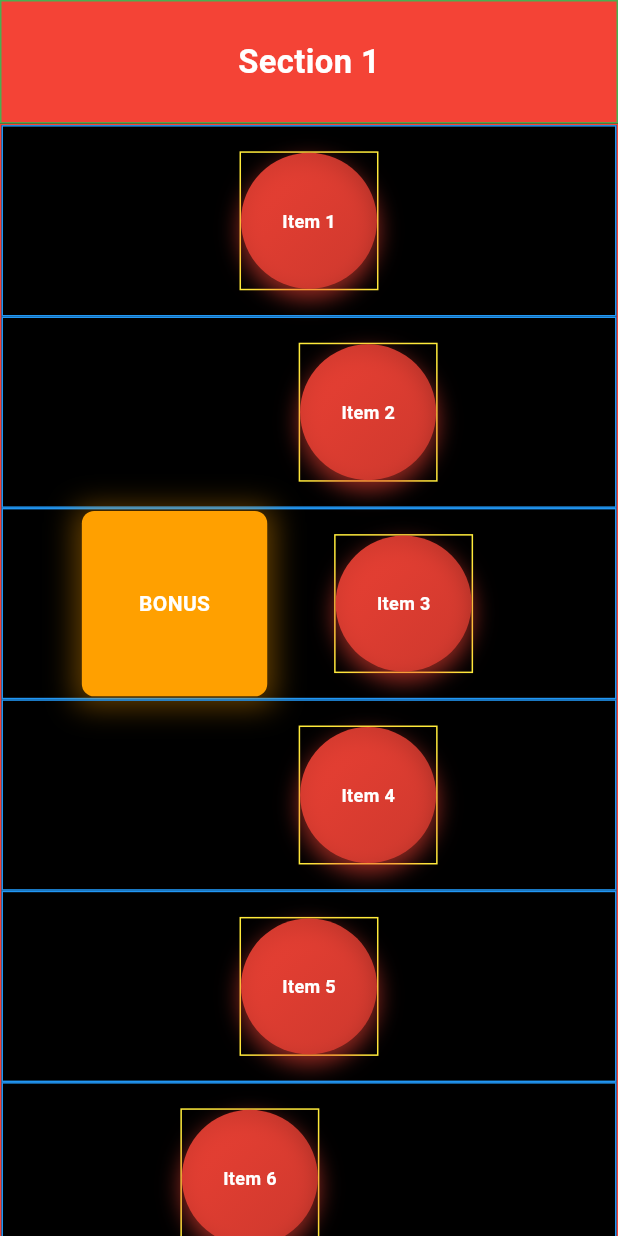
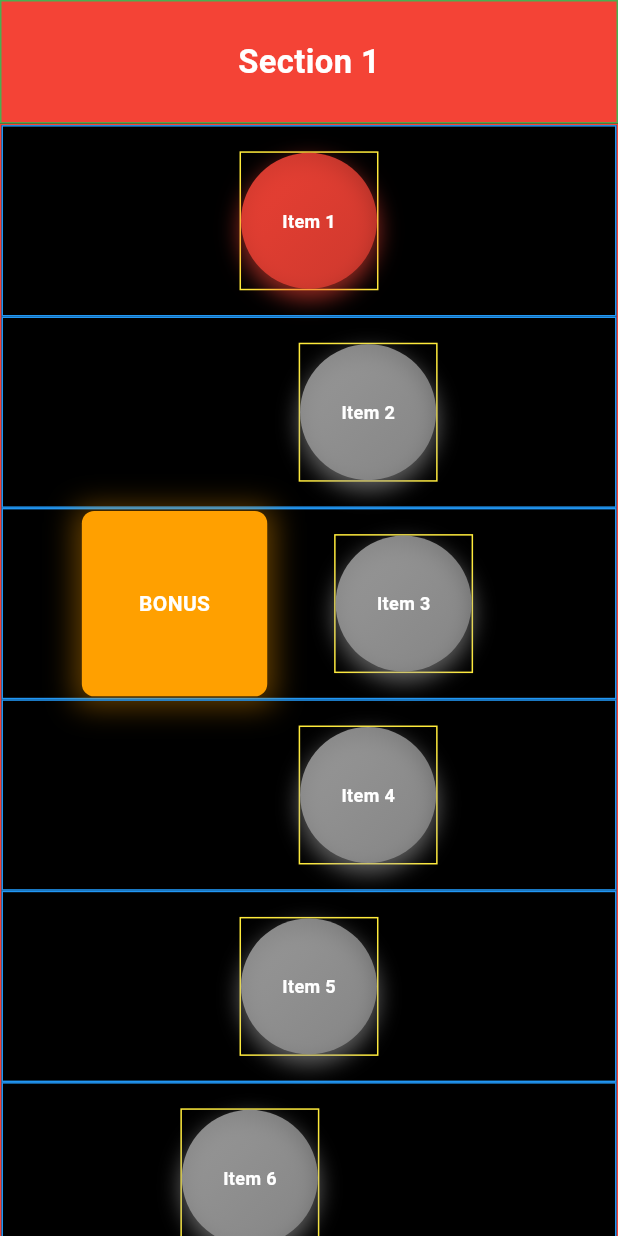
Before and after one commit to smmb98/testing_listviewer, a Flutter app: the screen it shows after launch, on a phone screen of 412 x 824 dp. Run offline on Flutter 3.47's test engine with Material 3 defaults, Android fonts, the phone set to English and light mode, and no system bars; our stand-ins replace shimmer.

Commit message:
Implement button state management with provider and refactor related widgets

```diff
--- a/lib/main.dart
+++ b/lib/main.dart
@@ -1,6 +1,8 @@
 import 'package:testing_listviewer/utils/responsive.dart';
 import 'package:flutter/material.dart';
+import 'package:provider/provider.dart';
 import 'screens/zigzag_screen.dart';
+import 'providers/button_state_provider.dart';
 
 void main() => runApp(const ZigZagApp());
 
@@ -11,9 +13,14 @@ class ZigZagApp extends StatelessWidget {
   Widget build(BuildContext context) {
     SizeConfig.init(context);
 
-    return const MaterialApp(
-      debugShowCheckedModeBanner: false,
-      home: ZigZagScreen(),
+    return MultiProvider(
+      providers: [
+        ChangeNotifierProvider(create: (_) => ButtonStateProvider()),
+      ],
+      child: MaterialApp(
+        debugShowCheckedModeBanner: false,
+        home: const ZigZagScreen(),
+      ),
     );
   }
 }
--- /dev/null
+++ b/lib/models/button_state.dart
@@ -0,0 +1,27 @@
+class ButtonState {
+  final int sectionIndex;
+  final int buttonIndex;
+  final bool isEnabled;
+  final bool isCompleted;
+
+  ButtonState({
+    required this.sectionIndex,
+    required this.buttonIndex,
+    this.isEnabled = false,
+    this.isCompleted = false,
+  });
+
+  ButtonState copyWith({
+    int? sectionIndex,
+    int? buttonIndex,
+    bool? isEnabled,
+    bool? isCompleted,
+  }) {
+    return ButtonState(
+      sectionIndex: sectionIndex ?? this.sectionIndex,
+      buttonIndex: buttonIndex ?? this.buttonIndex,
+      isEnabled: isEnabled ?? this.isEnabled,
+      isCompleted: isCompleted ?? this.isCompleted,
+    );
+  }
+}
--- /dev/null
+++ b/lib/providers/button_state_provider.dart
@@ -0,0 +1,71 @@
+import 'package:flutter/material.dart';
+import '../models/button_state.dart';
+
+class ButtonStateProvider extends ChangeNotifier {
+  final Map<String, ButtonState> _buttonStates = {};
+  final Map<int, int> _sectionButtonCounts = {};
+
+  ButtonStateProvider() {
+    // Initialize first button of first section as enabled
+    _buttonStates[_getKey(0, 0)] = ButtonState(
+      sectionIndex: 0,
+      buttonIndex: 0,
+      isEnabled: true,
+    );
+  }
+
+  String _getKey(int sectionIndex, int buttonIndex) {
+    return '$sectionIndex:$buttonIndex';
+  }
+
+  ButtonState? getButtonState(int sectionIndex, int buttonIndex) {
+    return _buttonStates[_getKey(sectionIndex, buttonIndex)];
+  }
+
+  void setSectionButtonCount(int sectionIndex, int buttonCount) {
+    _sectionButtonCounts[sectionIndex] = buttonCount;
+  }
+
+  void completeButton(int sectionIndex, int buttonIndex) {
+    final currentState = getButtonState(sectionIndex, buttonIndex);
+    if (currentState == null || !currentState.isEnabled) return;
+
+    // Mark current button as completed
+    _buttonStates[_getKey(sectionIndex, buttonIndex)] = currentState.copyWith(
+      isCompleted: true,
+    );
+
+    // Get the number of buttons in the current section
+    final currentSectionButtonCount = _sectionButtonCounts[sectionIndex] ?? 0;
+
+    // Enable next button
+    final nextButtonIndex = buttonIndex + 1;
+
+    // If we're at the end of a section, enable first button of next section
+    if (nextButtonIndex >= currentSectionButtonCount) {
+      _buttonStates[_getKey(sectionIndex + 1, 0)] = ButtonState(
+        sectionIndex: sectionIndex + 1,
+        buttonIndex: 0,
+        isEnabled: true,
+      );
+    } else {
+      _buttonStates[_getKey(sectionIndex, nextButtonIndex)] = ButtonState(
+        sectionIndex: sectionIndex,
+        buttonIndex: nextButtonIndex,
+        isEnabled: true,
+      );
+    }
+
+    notifyListeners();
+  }
+
+  bool isButtonEnabled(int sectionIndex, int buttonIndex) {
+    final state = getButtonState(sectionIndex, buttonIndex);
+    return state?.isEnabled ?? false;
+  }
+
+  bool isButtonCompleted(int sectionIndex, int buttonIndex) {
+    final state = getButtonState(sectionIndex, buttonIndex);
+    return state?.isCompleted ?? false;
+  }
+}
--- a/lib/providers/section_loader.dart
+++ b/lib/providers/section_loader.dart
@@ -30,13 +30,14 @@ class SectionLoader extends ChangeNotifier {
 
     await Future.delayed(const Duration(seconds: 1)); // Simulated delay
 
-    final rand = Random();
+    // final rand = Random();
     for (int i = 0; i < 10; i++) {
       _sections.add(
         SectionModel(
           title: "Section ${loadedSections + 1}",
           color: Colors.primaries[loadedSections % Colors.primaries.length],
-          buttonCount: rand.nextInt(18) + 2,
+          buttonCount: 9,
+          // buttonCount: rand.nextInt(18) + 2,
         ),
       );
       loadedSections++;
--- a/lib/screens/zigzag_screen.dart
+++ b/lib/screens/zigzag_screen.dart
@@ -49,7 +49,7 @@ class _ZigZagScreenState extends State<ZigZagScreen> {
 
     if (currentOffset >= maxOffset - preloadOffset && !loader.isLoading) {
       _lastLoadTime = now;
-      loader.loadMoreSections();
+      // loader.loadMoreSections();
     }
   }
 
--- a/lib/widgets/jelly_button.dart
+++ b/lib/widgets/jelly_button.dart
@@ -1,15 +1,36 @@
 import 'package:flutter/material.dart';
 import 'package:testing_listviewer/utils/responsive.dart';
+import 'package:provider/provider.dart';
+import '../providers/button_state_provider.dart';
 
 class JellyButton extends StatelessWidget {
   final String label;
   final Color color;
+  final int sectionIndex;
+  final int buttonIndex;
+  final VoidCallback? onPressed;
 
-  const JellyButton({super.key, required this.label, required this.color});
+  const JellyButton({
+    super.key,
+    required this.label,
+    required this.color,
+    required this.sectionIndex,
+    required this.buttonIndex,
+    this.onPressed,
+  });
 
   @override
   Widget build(BuildContext context) {
-    return Container(
+    return Consumer<ButtonStateProvider>(
+      builder: (context, buttonStateProvider, child) {
+        final isEnabled =
+            buttonStateProvider.isButtonEnabled(sectionIndex, buttonIndex);
+        final isCompleted =
+            buttonStateProvider.isButtonCompleted(sectionIndex, buttonIndex);
+
+        return GestureDetector(
+          onTap: isEnabled ? onPressed : null,
+          child: Container(
             decoration: BoxDecoration(
               border: Border.all(color: Colors.yellow, width: 1),
             ),
@@ -20,15 +41,21 @@ class JellyButton extends StatelessWidget {
                 shape: BoxShape.circle,
                 gradient: LinearGradient(
                   colors: [
-              color.withAlpha((0.9 * 255).toInt()),
-              color.withAlpha((0.6 * 255).toInt()),
+                    isEnabled
+                        ? color.withAlpha((0.9 * 255).toInt())
+                        : Colors.grey.withAlpha((0.9 * 255).toInt()),
+                    isEnabled
+                        ? color.withAlpha((0.6 * 255).toInt())
+                        : Colors.grey.withAlpha((0.6 * 255).toInt()),
                   ],
                   begin: Alignment.topLeft,
                   end: Alignment.bottomRight,
                 ),
                 boxShadow: [
                   BoxShadow(
-              color: color.withAlpha((0.6 * 255).toInt()),
+                    color: isEnabled
+                        ? color.withAlpha((0.6 * 255).toInt())
+                        : Colors.grey.withAlpha((0.6 * 255).toInt()),
                     blurRadius: 12,
                     spreadRadius: 1,
                     offset: const Offset(0, 6),
@@ -36,7 +63,10 @@ class JellyButton extends StatelessWidget {
                 ],
               ),
               alignment: Alignment.center,
-        child: Text(
+              child: Stack(
+                alignment: Alignment.center,
+                children: [
+                  Text(
                     label,
                     style: const TextStyle(
                       fontWeight: FontWeight.bold,
@@ -44,7 +74,22 @@ class JellyButton extends StatelessWidget {
                       fontSize: 12,
                     ),
                   ),
+                  if (isCompleted)
+                    const Positioned(
+                      right: 0,
+                      bottom: 0,
+                      child: Icon(
+                        Icons.star,
+                        color: Colors.amber,
+                        size: 16,
                       ),
+                    ),
+                ],
+              ),
+            ),
+          ),
+        );
+      },
     );
   }
 }
--- a/lib/widgets/section_widget.dart
+++ b/lib/widgets/section_widget.dart
@@ -1,9 +1,12 @@
 import 'package:testing_listviewer/utils/responsive.dart';
 import 'package:flutter/material.dart';
+import 'package:provider/provider.dart';
 import '../models/section_model.dart';
+import '../providers/button_state_provider.dart';
 import 'jelly_button.dart';
+import '../screens/stage_screen.dart';
 
-class SectionWidget extends StatelessWidget {
+class SectionWidget extends StatefulWidget {
   final SectionModel section;
   final int sectionIndex;
 
@@ -14,6 +17,34 @@ class SectionWidget extends StatelessWidget {
   });
 
   @override
+  State<SectionWidget> createState() => _SectionWidgetState();
+}
+
+class _SectionWidgetState extends State<SectionWidget> {
+  @override
+  void initState() {
+    super.initState();
+    // Register the section's button count with the provider
+    WidgetsBinding.instance.addPostFrameCallback((_) {
+      context.read<ButtonStateProvider>().setSectionButtonCount(
+            widget.sectionIndex,
+            widget.section.buttonCount,
+          );
+    });
+  }
+
+  void _navigateToStage(BuildContext context, int buttonIndex) {
+    Navigator.of(context).push(
+      MaterialPageRoute(
+        builder: (context) => StageScreen(
+          sectionIndex: widget.sectionIndex,
+          buttonIndex: buttonIndex,
+        ),
+      ),
+    );
+  }
+
+  @override
   Widget build(BuildContext context) {
     final List<Widget> buttons = [];
 
@@ -21,10 +52,11 @@ class SectionWidget extends StatelessWidget {
     final offsets = [0.0, 25.0, 40.0, 25.0, 0.0, -25.0, -40.0, -25.0];
     // final offsets = [0.0, 5.0, 8.0, 5.0, 0.0, -5.0, -8.0, -5.0]; // percentage
     final reverseOffsets = offsets.map((offset) => -offset).toList();
-    final adjustedOffsets = (sectionIndex % 2 == 1) ? reverseOffsets : offsets;
+    final adjustedOffsets =
+        (widget.sectionIndex % 2 == 1) ? reverseOffsets : offsets;
 
-    for (int i = 0; i < section.buttonCount; i++) {
-      double offsetPercent = (i == 0 || i == section.buttonCount - 1)
+    for (int i = 0; i < widget.section.buttonCount; i++) {
+      double offsetPercent = (i == 0 || i == widget.section.buttonCount - 1)
           ? 0
           : adjustedOffsets[i % adjustedOffsets.length];
 
@@ -38,7 +70,13 @@ class SectionWidget extends StatelessWidget {
           padding: EdgeInsets.symmetric(vertical: SizeConfig.hp(2)),
           child: Align(
             alignment: Alignment(offsetPercent / 100, 0),
-            child: JellyButton(label: 'Item ${i + 1}', color: section.color),
+            child: JellyButton(
+              label: 'Item ${i + 1}',
+              color: widget.section.color,
+              sectionIndex: widget.sectionIndex,
+              buttonIndex: i,
+              onPressed: () => _navigateToStage(context, i),
+            ),
           ),
         ),
       );
```
Also changed, not shown: lib/screens/stage_screen.dart (added, +60 -0 lines), pubspec.yaml (+4 -3 lines), pubspec.lock. Lines whose indentation alone changed are shown as unchanged.
